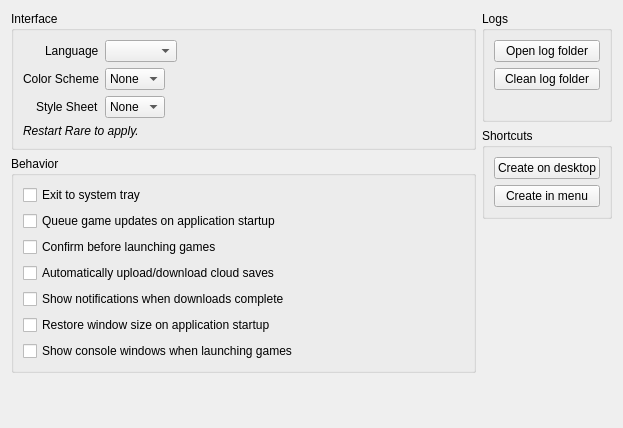
RareDevs/Rare, file rare/ui/components/tabs/settings/rare.ui: the form before one commit.
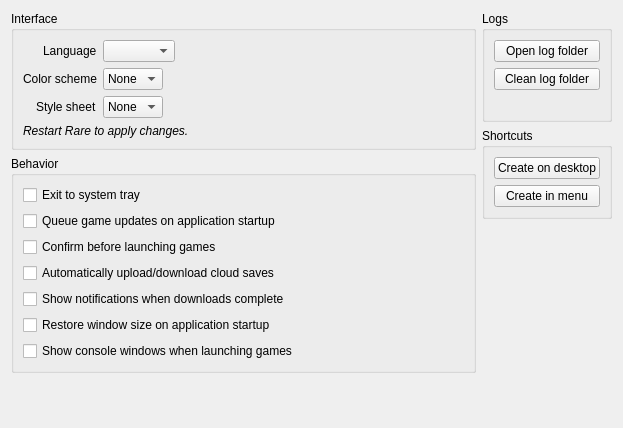
The form after the commit.

The edit to the form file:
```diff
--- a/rare/ui/components/tabs/settings/rare.ui
+++ b/rare/ui/components/tabs/settings/rare.ui
@@ -51,7 +51,7 @@
         <item row="1" column="0">
          <widget class="QLabel" name="color_label">
           <property name="text">
-           <string>Color Scheme</string>
+           <string>Color scheme</string>
           </property>
          </widget>
         </item>
@@ -73,7 +73,7 @@
         <item row="2" column="0">
          <widget class="QLabel" name="style_label">
           <property name="text">
-           <string>Style Sheet</string>
+           <string>Style sheet</string>
           </property>
          </widget>
         </item>
@@ -100,7 +100,7 @@
            </font>
           </property>
           <property name="text">
-           <string>Restart Rare to apply.</string>
+           <string>Restart Rare to apply changes.</string>
           </property>
           <property name="wordWrap">
            <bool>true</bool>
```
